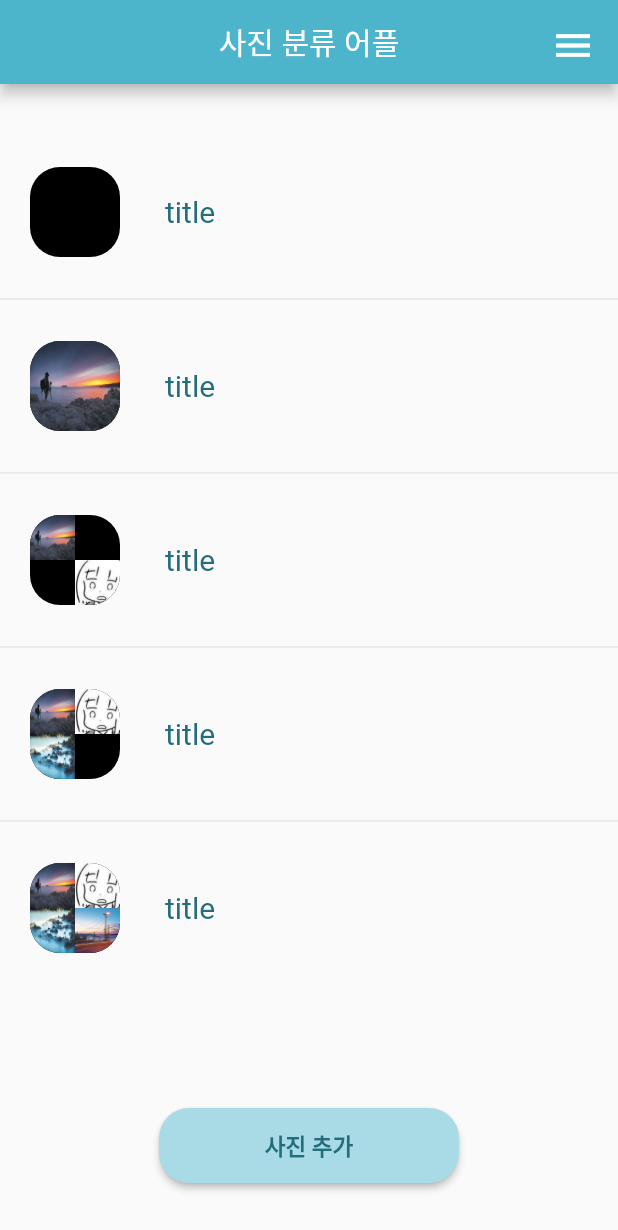
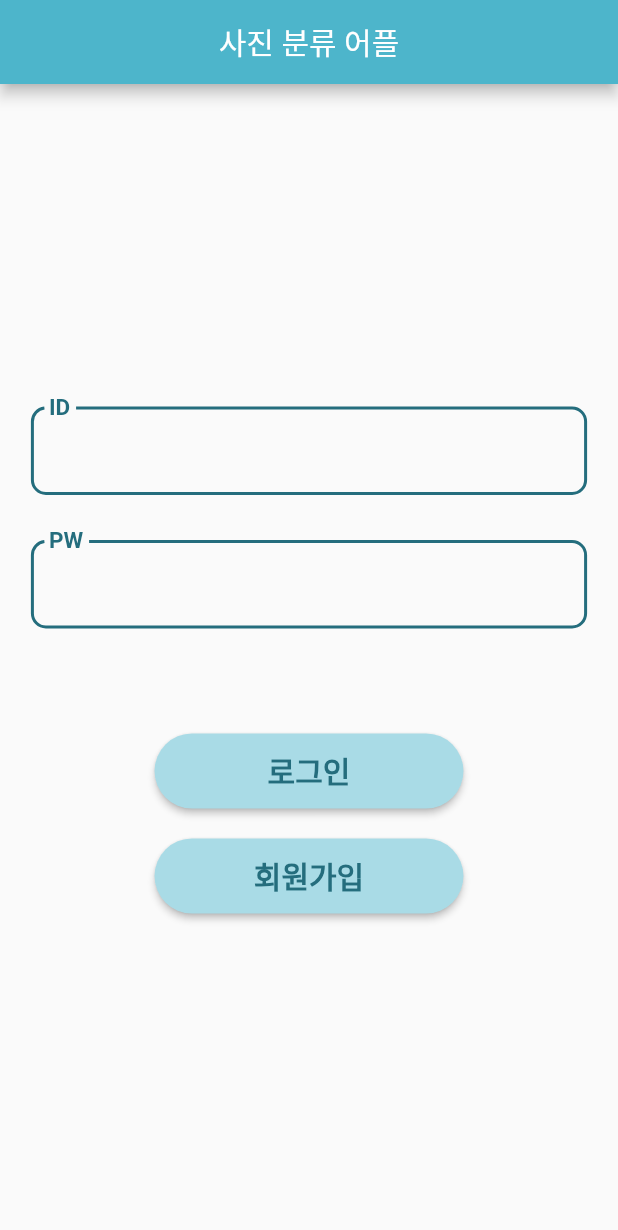
Before and after one commit to haZuny/GDSC-image-cloud-app, a Flutter app: the screen it shows after launch, on a phone screen of 412 x 824 dp. Shown: the top 1230 px of the screen. Run offline on Flutter 3.47's test engine with Material 2 defaults, Android fonts, the phone set to English and light mode, and no system bars; drawn by our look-alikes of dropdown_button2; our stand-ins replace get.

Commit message:
로그인 회원가입 완성

```diff
--- a/lib/AppBar_Drawer.dart
+++ b/lib/AppBar_Drawer.dart
@@ -3,6 +3,7 @@ import 'package:dropdown_button2/dropdown_button2.dart';
 import 'package:get/get.dart';
 import 'package:get/get_core/src/get_main.dart';
 import 'package:toy_project/MainPage.dart';
+import 'package:toy_project/SignInPage.dart';
 import 'BaseFile.dart';
 
 class MyAppBar extends StatelessWidget implements PreferredSize {
@@ -34,7 +35,7 @@ class MyAppBar extends StatelessWidget implements PreferredSize {
               ),
               hint: Text('asdf'),
               items: [
-                // home
+                /// home
                 DropdownMenuItem(
                   child: Row(
                     mainAxisAlignment: MainAxisAlignment.start,
@@ -49,7 +50,7 @@ class MyAppBar extends StatelessWidget implements PreferredSize {
                   ),
                   value: 1,
                 ),
-                // Sign out
+                /// Sign out
                 DropdownMenuItem(
                   child: Row(
                     mainAxisAlignment: MainAxisAlignment.start,
@@ -71,6 +72,7 @@ class MyAppBar extends StatelessWidget implements PreferredSize {
                     Get.offAll(MainPage());
                     break;
                   case 2:
+                    Get.offAll(SignInPage());
                     print('qwer');
                     break;
                   default:
--- a/lib/BaseFile.dart
+++ b/lib/BaseFile.dart
@@ -15,6 +15,16 @@ double appBarMenuPaddingSize = 15;
 double appBarDropDownWidth = 150;
 double appBarDropDownIconSize = 30;
 double floatingBtnMargin = 10;
+int btnSingleWidthPercent = 50;
+double btnHeight = 50;
+// SignInUpPage
+double signInPageTFRound = 10;
+double signInPageTFBorderWidth = 2;
+double signInPageTFLabelFontSize = 20;
+int signInPageTFWidthPercent = 90;
+double signInPagePerTFGab = 30;
+double signInPagePerBtnGab = 20;
+double signInPageTF_BTNGab = 70;
 // MainPage
 int listBoxSizePercent = 70;  // height
 double titleImgSize = 60;
@@ -24,7 +34,8 @@ double mainListPaddingSize = 20;
 double mainImgTitleThinSize = 30;
 // AddImgDialog
 double bgOpacity = 0.8;
-double bgPageBtnSize = 80;
+int bgPageBtnSizePercent = 35;
+double bgPageGabPerBtn = 20;
 double bgPageIconSize = 50;
 // ImageListPage
 double imgListPageDateFontSize = 18;
--- /dev/null
+++ b/lib/SignInPage.dart
@@ -0,0 +1,135 @@
+import 'package:flutter/material.dart';
+import 'package:get/get.dart';
+import 'package:toy_project/MainPage.dart';
+import 'package:toy_project/SignUpPage.dart';
+import 'BaseFile.dart';
+import 'AppBar_Drawer.dart';
+
+class SignInPage extends StatelessWidget {
+  @override
+  Widget build(BuildContext context) => GestureDetector(
+    onTap: (){
+      FocusScope.of(context).unfocus();
+    },
+    child: Scaffold(
+          appBar: MyAppBar(false),
+          body: Column(
+            mainAxisAlignment: MainAxisAlignment.center,
+            crossAxisAlignment: CrossAxisAlignment.center,
+            children: [
+              /// ID TF
+              Container(
+                width:
+                    getFulLSizePercent(context, signInPageTFWidthPercent, true),
+                child: TextField(
+                    decoration: InputDecoration(
+                  // 기본 테두리
+                  enabledBorder: OutlineInputBorder(
+                      borderRadius: BorderRadius.circular(signInPageTFRound),
+                      borderSide: BorderSide(
+                          width: signInPageTFBorderWidth,
+                          color: Color(color_deepMint))),
+                  // 선택 테두리
+                  focusedBorder: OutlineInputBorder(
+                      borderRadius: BorderRadius.circular(signInPageTFRound),
+                      borderSide: BorderSide(
+                          width: signInPageTFBorderWidth,
+                          color: Color(color_deepMint))),
+                  // 라벨
+                  labelText: 'ID',
+                  floatingLabelBehavior: FloatingLabelBehavior.always,
+                  labelStyle: TextStyle(
+                      fontSize: signInPageTFLabelFontSize,
+                      fontWeight: FontWeight.bold,
+                      color: Color(color_deepMint)),
+                )),
+              ),
+              Container(
+                width: getFulLSizePercent(context, 100, true),
+                height: signInPagePerTFGab,
+              ),
+
+              /// PW TF
+              Container(
+                width:
+                    getFulLSizePercent(context, signInPageTFWidthPercent, true),
+                child: TextField(
+                    decoration: InputDecoration(
+                  // 기본 테두리
+                  enabledBorder: OutlineInputBorder(
+                      borderRadius: BorderRadius.circular(signInPageTFRound),
+                      borderSide: BorderSide(
+                          width: signInPageTFBorderWidth,
+                          color: Color(color_deepMint))),
+                  // 선택 테두리
+                  focusedBorder: OutlineInputBorder(
+                      borderRadius: BorderRadius.circular(signInPageTFRound),
+                      borderSide: BorderSide(
+                          width: signInPageTFBorderWidth,
+                          color: Color(color_deepMint))),
+                  // 라벨
+                  labelText: 'PW',
+                  floatingLabelBehavior: FloatingLabelBehavior.always,
+                  labelStyle: TextStyle(
+                      fontSize: signInPageTFLabelFontSize,
+                      fontWeight: FontWeight.bold,
+                      color: Color(color_deepMint)),
+                )),
+              ),
+              Container(
+                width: getFulLSizePercent(context, 100, true),
+                height: signInPageTF_BTNGab,
+              ),
+
+              /// 로그인 버튼
+              ElevatedButton(
+                onPressed: () {
+                  Get.to(MainPage());
+                },
+                style: ElevatedButton.styleFrom(
+                  shape: RoundedRectangleBorder(
+                      borderRadius: BorderRadius.circular(100)),
+                  backgroundColor: Color(color_whiteMint),
+                  minimumSize: Size(
+                      getFulLSizePercent(context, btnSingleWidthPercent, true),
+                      btnHeight),
+                ),
+                child: Text(
+                  '로그인',
+                  style: TextStyle(
+                      color: Color(color_deepMint),
+                      fontSize: 20,
+                      fontWeight: FontWeight.bold),
+                ),
+              ),
+              Container(
+                width: getFulLSizePercent(context, 100, true),
+                height: signInPagePerBtnGab,
+              ),
+
+              /// 회원가입 버튼
+              ElevatedButton(
+                onPressed: () {
+                  Get.to(SignUpPage());
+                },
+                style: ElevatedButton.styleFrom(
+                  shape: RoundedRectangleBorder(
+                      borderRadius: BorderRadius.circular(100)),
+                  backgroundColor: Color(color_whiteMint),
+                  minimumSize: Size(
+                      getFulLSizePercent(context, btnSingleWidthPercent, true),
+                      btnHeight),
+                ),
+                child: Text(
+                  '회원가입',
+                  style: TextStyle(
+                      color: Color(color_deepMint),
+                      fontSize: 20,
+                      fontWeight: FontWeight.bold),
+                ),
+              )
+            ],
+          ),
+        ),
+  );
+}
--- a/lib/main.dart
+++ b/lib/main.dart
@@ -1,8 +1,9 @@
 import 'package:flutter/material.dart';
 import 'package:flutter/services.dart';
-import 'MainPage.dart';
-import 'ImgListPage.dart';
 import 'package:get/get.dart';
+import 'SignInPage.dart';
+import 'SignInPage.dart';
+
 
 void main() {
   /// 상태바 색상 변경
@@ -22,7 +23,7 @@ class MyApp extends StatelessWidget {
         appBarTheme: AppBarTheme(systemOverlayStyle:SystemUiOverlayStyle.light,)
       ),
       // home: MainPage(),
-      home: MainPage(),
+      home: SignInPage(),
     );
   }
 }
```
Also changed, not shown: lib/MainPage.dart (+33 -17 lines), lib/SignUpPage.dart (added, +121 -0 lines).
